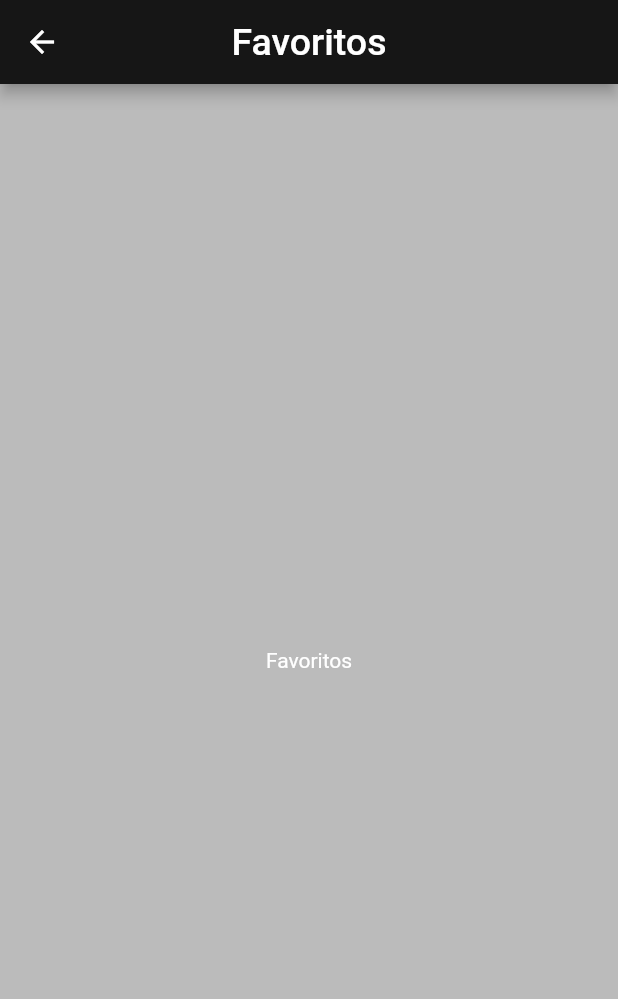
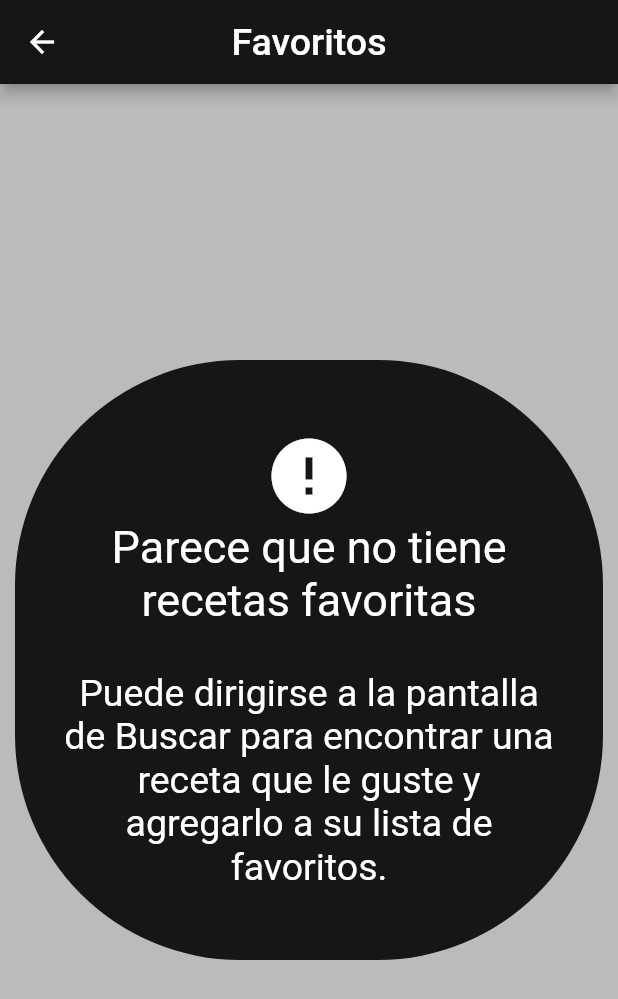
Before and after one commit to Alejandro-Lopez-V/Proyecto_Final_Recetas, a Flutter app: the Favoritos screen opened directly, on a phone screen of 412 x 824 dp. Shown: the top 999 px of the screen. Run offline on Flutter 3.47's test engine with Material 2 defaults, Android fonts, the phone set to English and light mode, and no system bars; network calls fail.

Commit message:
Lista de Favoritos + Lista de Ingredientes
Se pueden agregar las recetas a una lista de favoritos para verlos en la pantalla de Favoritos. Tambien se agrego un botón para ver la lista de ingredientes de cada receta.

```diff
--- a/Proyecto_Final_Recetas/lib/models/edamam_model.dart
+++ b/Proyecto_Final_Recetas/lib/models/edamam_model.dart
@@ -5,8 +5,11 @@ class Receta{
   String label;
   String calories;
   String totalTime;
+  bool favorito = false;
+  List<dynamic> ingredientes;
 
-  Receta({required this.url,required this.image,required this.source,required this.label,required this.calories,required this.totalTime});
+  Receta({required this.url,required this.image,required this.source,required this.label,required this.calories,required this.totalTime, required this.ingredientes
+  });
 
   factory Receta.fromJson(Map<String, dynamic> json){
     List<Receta> recetas = [];
@@ -16,6 +19,7 @@ class Receta{
       source: json['source'],
       label: json['label'],
       calories: json['calories'],
+      ingredientes: json['ingredientLines'],
       totalTime: json['totalTime'],
     );
   }
--- a/Proyecto_Final_Recetas/lib/pages/buscar.dart
+++ b/Proyecto_Final_Recetas/lib/pages/buscar.dart
@@ -44,11 +44,7 @@ class _BuscarState extends State<Buscar> {
                 itemBuilder: (context,i){
 
                   return MostrarReceta(
-                    titulo: edamamServices.recetas[i].label.toString(),
-                    tiempo: edamamServices.recetas[i].totalTime.toString(),
-                    calorias: edamamServices.recetas[i].calories.toString(),
-                    imagen: edamamServices.recetas[i].image.toString(),
-                    source: edamamServices.recetas[i].source.toString(),
+                    receta: edamamServices.recetas[i],
                   );
                 }
             ),
--- a/Proyecto_Final_Recetas/lib/pages/favoritos.dart
+++ b/Proyecto_Final_Recetas/lib/pages/favoritos.dart
@@ -1,4 +1,8 @@
+import 'package:about_me/widgets/error_no_favoritos.dart';
 import 'package:flutter/material.dart';
+import 'package:provider/provider.dart';
+import '../services/edamam_services.dart';
+import '../models/mostrar_receta.dart';
 
 class Favoritos extends StatefulWidget {
   const Favoritos({Key? key}) : super(key: key);
@@ -10,13 +14,40 @@ class Favoritos extends StatefulWidget {
 class _FavoritosState extends State<Favoritos> {
   @override
   Widget build(BuildContext context) {
+
+    final edamamServices = Provider.of<EdamamService>(context);
+
     return Scaffold(
       appBar: AppBar(
         title: Text('Favoritos', style: TextStyle(fontSize: 25),),
         centerTitle: true,
         backgroundColor: Theme.of(context).primaryColor,
       ),
-      body: Center(child: Text('Favoritos')),
+
+      body: edamamServices.recetasFavoritas.isEmpty ?
+
+            NoHayFavoritos()
+
+          :
+
+      Column(
+        children: [
+
+          Expanded(
+            child: ListView.builder(
+                itemCount: edamamServices.recetasFavoritas.length,
+                itemBuilder: (context,i){
+
+                  return MostrarReceta(
+                    receta: edamamServices.recetasFavoritas[i],
+                  );
+                }
+            ),
+          ),
+
+        ],
+      ),
+
     );
   }
 }
--- a/Proyecto_Final_Recetas/lib/services/edamam_services.dart
+++ b/Proyecto_Final_Recetas/lib/services/edamam_services.dart
@@ -11,10 +11,11 @@ class EdamamService extends ChangeNotifier{
   final String _appKey = 'b0bdf228a161dda70fb060547b0c9afc';
   final String _appId = 'b9d8e209';
   List<Receta> recetas = [];
+  List<Receta> recetasFavoritas = [];
   bool estaCargando = false;
 
   EdamamService(){
-    getService('healthy');
+    getService('salad');
   }
 
   getService(termino) async{
@@ -38,6 +39,7 @@ class EdamamService extends ChangeNotifier{
         label: e['recipe']['label'],
         calories: e['recipe']['calories'].toString(),
         totalTime: e['recipe']['totalTime'].toString(),
+        ingredientes: e['recipe']['ingredientLines'],
       );
       recetas.add(receta);
     });
@@ -45,4 +47,16 @@ class EdamamService extends ChangeNotifier{
     notifyListeners();
   }
 
+  agregarAFavoritos(Receta receta){
+    receta.favorito = true;
+    recetasFavoritas.add(receta);
+    notifyListeners();
+  }
+
+  quitarDeFavoritos(Receta receta){
+    receta.favorito = false;
+    recetasFavoritas.removeWhere((item) => item.label == receta.label);
+    notifyListeners();
+  }
+
 }
--- /dev/null
+++ b/Proyecto_Final_Recetas/lib/widgets/error_no_favoritos.dart
@@ -0,0 +1,45 @@
+import 'package:flutter/material.dart';
+
+class NoHayFavoritos extends StatelessWidget {
+  const NoHayFavoritos({Key? key}) : super(key: key);
+
+  @override
+  Widget build(BuildContext context) {
+    return Padding(
+      padding: EdgeInsets.all(10),
+      child: Column(
+        mainAxisAlignment: MainAxisAlignment.center,
+        crossAxisAlignment: CrossAxisAlignment.center,
+        children: [
+          ClipRRect(
+            borderRadius: BorderRadius.circular(150.0),
+            child: Container(
+              color: Theme.of(context).primaryColor,
+              height: 400,
+
+              width: double.infinity,
+              child: Padding(
+                padding: EdgeInsets.all(30),
+                child: Column(
+                  crossAxisAlignment: CrossAxisAlignment.center,
+                  mainAxisAlignment: MainAxisAlignment.center,
+                  children: [
+                    Icon(Icons.error, size: 60, color: Colors.white,),
+                    Text('Parece que no tiene recetas favoritas',
+                      style: TextStyle(fontSize: 30), textAlign: TextAlign.center,),
+                    SizedBox(height: 30,),
+                    Text('Puede dirigirse a la pantalla de Buscar para encontrar'
+                        ' una receta que le guste y agregarlo a su lista de favoritos.',
+                      textAlign: TextAlign.center,
+                      style: TextStyle(fontSize: 25),
+                    ),
+                  ],
+                ),
+              ),
+            ),
+          ),
+        ],
+      ),
+    );
+  }
+}
```
Also changed, not shown: Proyecto_Final_Recetas/lib/models/mostrar_receta.dart (+75 -31 lines), Proyecto_Final_Recetas/lib/widgets/boton_favorito.dart (added, +70 -0 lines).
